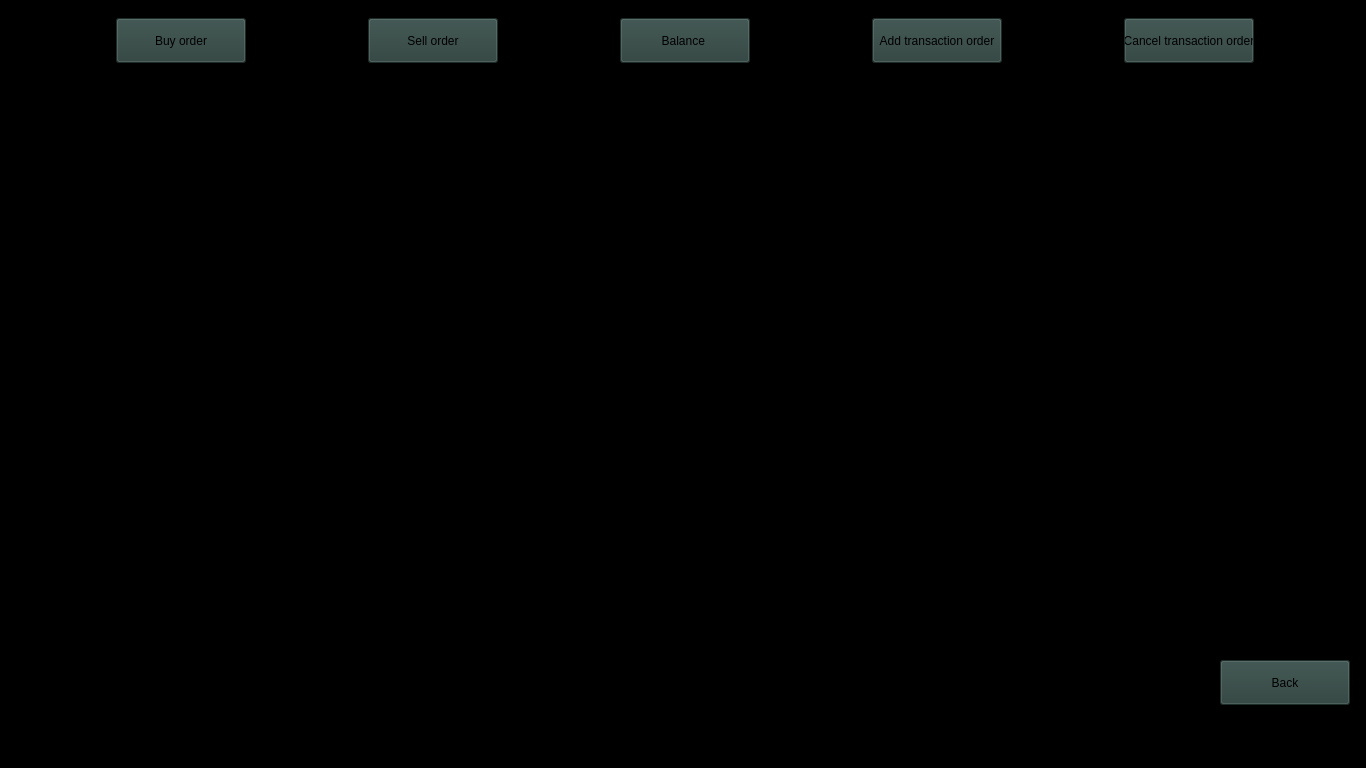
First picture: the form in App/mainwindow.ui, repository Triggered1234/Crypto-Trading-Bot, before the edit.
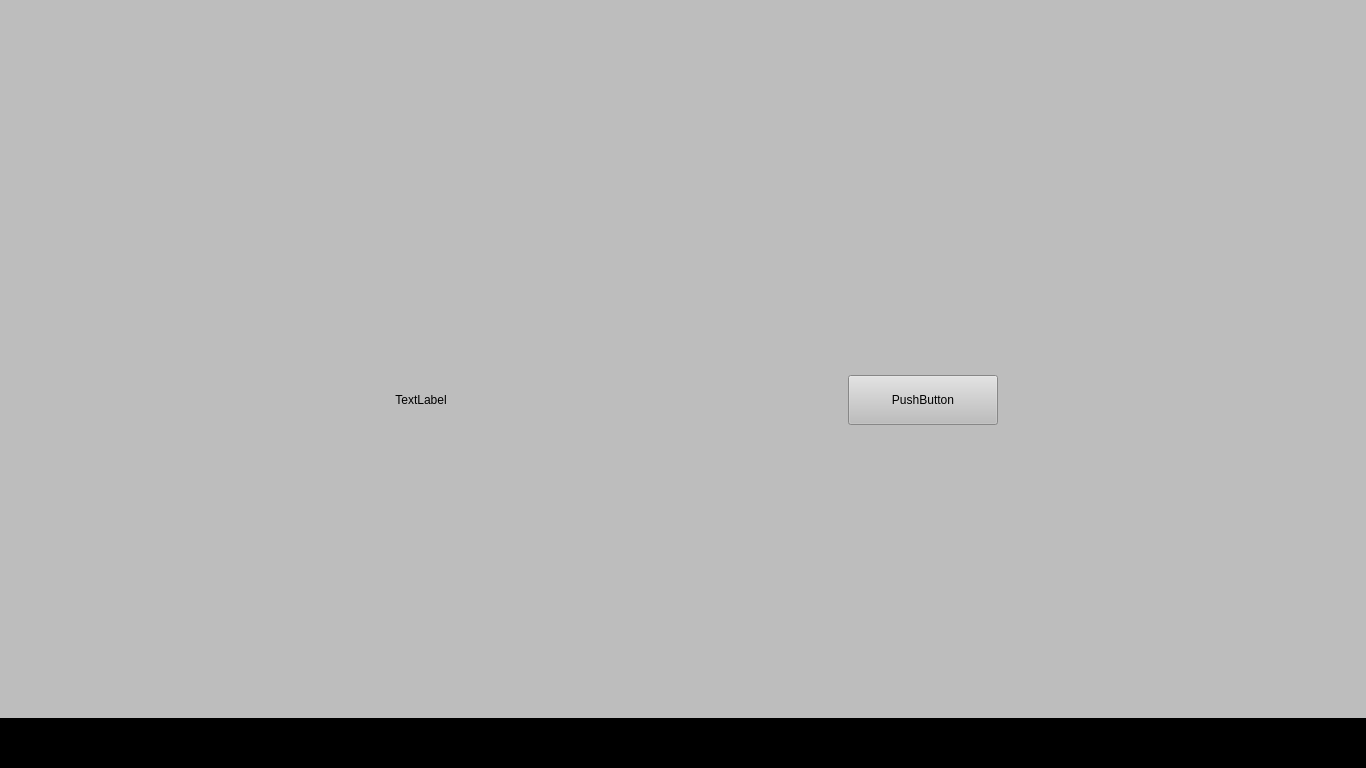
Second picture: the form after the edit. The open tabs and pages were chosen to show the change.

Commit message:
Revamp of portfolio menu, portfolio script added
Rebuilt the portfolio menu for a better user experience, implemented portfolio script to work with binance api.

```diff
--- a/App/mainwindow.ui
+++ b/App/mainwindow.ui
@@ -243,131 +243,9 @@
        <height>718</height>
       </size>
      </property>
-     <widget class="QWidget" name="gridLayoutWidget_2">
-      <property name="geometry">
-       <rect>
-        <x>0</x>
-        <y>0</y>
-        <width>1371</width>
-        <height>81</height>
-       </rect>
-      </property>
-      <layout class="QGridLayout" name="gridLayout_2">
-       <property name="sizeConstraint">
-        <enum>QLayout::SetMinimumSize</enum>
-       </property>
-       <item row="2" column="1">
-        <widget class="QPushButton" name="SellOrder">
-         <property name="sizePolicy">
-          <sizepolicy hsizetype="Minimum" vsizetype="Ignored">
-           <horstretch>0</horstretch>
-           <verstretch>0</verstretch>
-          </sizepolicy>
-         </property>
-         <property name="maximumSize">
-          <size>
-           <width>130</width>
-           <height>45</height>
-          </size>
-         </property>
-         <property name="styleSheet">
-          <string notr="true">background-color: rgb(42, 62, 58);</string>
-         </property>
-         <property name="text">
-          <string>Sell order</string>
-         </property>
-        </widget>
-       </item>
-       <item row="2" column="3">
-        <widget class="QPushButton" name="AddTransactionOrder">
-         <property name="sizePolicy">
-          <sizepolicy hsizetype="Minimum" vsizetype="Ignored">
-           <horstretch>0</horstretch>
-           <verstretch>0</verstretch>
-          </sizepolicy>
-         </property>
-         <property name="maximumSize">
-          <size>
-           <width>130</width>
-           <height>45</height>
-          </size>
-         </property>
-         <property name="styleSheet">
-          <string notr="true">background-color: rgb(42, 62, 58);</string>
-         </property>
-         <property name="text">
-          <string>Add transaction order</string>
-         </property>
-        </widget>
-       </item>
-       <item row="2" column="0">
-        <widget class="QPushButton" name="BuyOrder">
-         <property name="sizePolicy">
-          <sizepolicy hsizetype="Minimum" vsizetype="Ignored">
-           <horstretch>0</horstretch>
-           <verstretch>0</verstretch>
-          </sizepolicy>
-         </property>
-         <property name="maximumSize">
-          <size>
-           <width>130</width>
-           <height>45</height>
-          </size>
-         </property>
-         <property name="styleSheet">
-          <string notr="true">background-color: rgb(42, 62, 58);</string>
-         </property>
-         <property name="text">
-          <string>Buy order</string>
-         </property>
-        </widget>
-       </item>
-       <item row="2" column="2">
-        <widget class="QPushButton" name="Balance">
-         <property name="sizePolicy">
-          <sizepolicy hsizetype="Minimum" vsizetype="Ignored">
-           <horstretch>0</horstretch>
-           <verstretch>0</verstretch>
-          </sizepolicy>
-         </property>
-         <property name="maximumSize">
-          <size>
-           <width>130</width>
-           <height>45</height>
-          </size>
-         </property>
-         <property name="styleSheet">
-          <string notr="true">background-color: rgb(42, 62, 58);</string>
-         </property>
-         <property name="text">
-          <string>Balance </string>
-         </property>
-        </widget>
-       </item>
-       <item row="2" column="4">
-        <widget class="QPushButton" name="CancelTransactionOrder">
-         <property name="sizePolicy">
-          <sizepolicy hsizetype="Minimum" vsizetype="Ignored">
-           <horstretch>0</horstretch>
-           <verstretch>0</verstretch>
-          </sizepolicy>
-         </property>
-         <property name="maximumSize">
-          <size>
-           <width>130</width>
-           <height>45</height>
-          </size>
-         </property>
-         <property name="styleSheet">
-          <string notr="true">background-color: rgb(42, 62, 58);</string>
-         </property>
-         <property name="text">
-          <string>Cancel transaction order</string>
-         </property>
-        </widget>
-       </item>
-      </layout>
-     </widget>
+     <property name="styleSheet">
+      <string notr="true">background-color: rgb(189, 189, 189);</string>
+     </property>
      <widget class="QPushButton" name="portfolioBackButton">
       <property name="geometry">
        <rect>
@@ -396,6 +274,53 @@
        <string>Back</string>
       </property>
      </widget>
+     <widget class="QWidget" name="gridLayoutWidget_2">
+      <property name="geometry">
+       <rect>
+        <x>0</x>
+        <y>0</y>
+        <width>1371</width>
+        <height>801</height>
+       </rect>
+      </property>
+      <layout class="QGridLayout" name="portfolioContentLayout">
+       <item row="0" column="0">
+        <widget class="QLabel" name="coinLabel">
+         <property name="maximumSize">
+          <size>
+           <width>100</width>
+           <height>50</height>
+          </size>
+         </property>
+         <property name="styleSheet">
+          <string notr="true">color: rgb(0, 0, 0);</string>
+         </property>
+         <property name="text">
+          <string>TextLabel</string>
+         </property>
+         <property name="alignment">
+          <set>Qt::AlignCenter</set>
+         </property>
+        </widget>
+       </item>
+       <item row="0" column="1">
+        <widget class="QPushButton" name="pushButton">
+         <property name="maximumSize">
+          <size>
+           <width>150</width>
+           <height>150</height>
+          </size>
+         </property>
+         <property name="styleSheet">
+          <string notr="true">color: rgb(0, 0, 0);</string>
+         </property>
+         <property name="text">
+          <string>PushButton</string>
+         </property>
+        </widget>
+       </item>
+      </layout>
+     </widget>
     </widget>
     <widget class="QWidget" name="analysisMenu">
      <widget class="QWidget" name="gridLayoutWidget_3">
```
Left out of the diff: 21 changed lines with no effect on the pictures. The commit also changes 1 other file.
